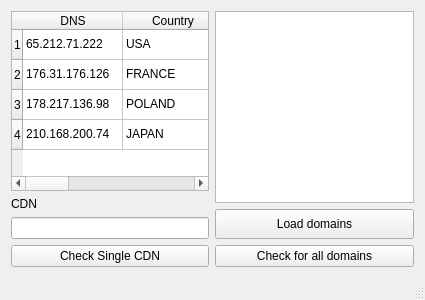
mszlachetka/cdn_detector, file mainwindow.ui: the form before one commit.
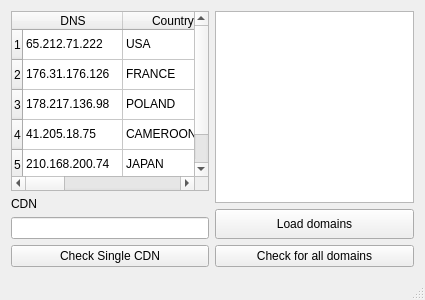
The form after the commit.

What changed in the file:
```diff
--- a/mainwindow.ui
+++ b/mainwindow.ui
@@ -51,6 +51,11 @@
           <string>4</string>
          </property>
         </row>
+        <row>
+         <property name="text">
+          <string>5</string>
+         </property>
+        </row>
         <column>
          <property name="text">
           <string>DNS</string>
@@ -133,12 +138,12 @@
         </item>
         <item row="3" column="0">
          <property name="text">
-          <string>210.168.200.74</string>
+          <string>41.205.18.75</string>
          </property>
         </item>
         <item row="3" column="1">
          <property name="text">
-          <string>JAPAN</string>
+          <string>CAMEROON</string>
          </property>
         </item>
         <item row="3" column="2">
@@ -151,6 +156,26 @@
           <string>-</string>
          </property>
         </item>
+        <item row="4" column="0">
+         <property name="text">
+          <string>210.168.200.74</string>
+         </property>
+        </item>
+        <item row="4" column="1">
+         <property name="text">
+          <string>JAPAN</string>
+         </property>
+        </item>
+        <item row="4" column="2">
+         <property name="text">
+          <string>-</string>
+         </property>
+        </item>
+        <item row="4" column="3">
+         <property name="text">
+          <string>-</string>
+         </property>
+        </item>
        </widget>
       </item>
       <item>
```
